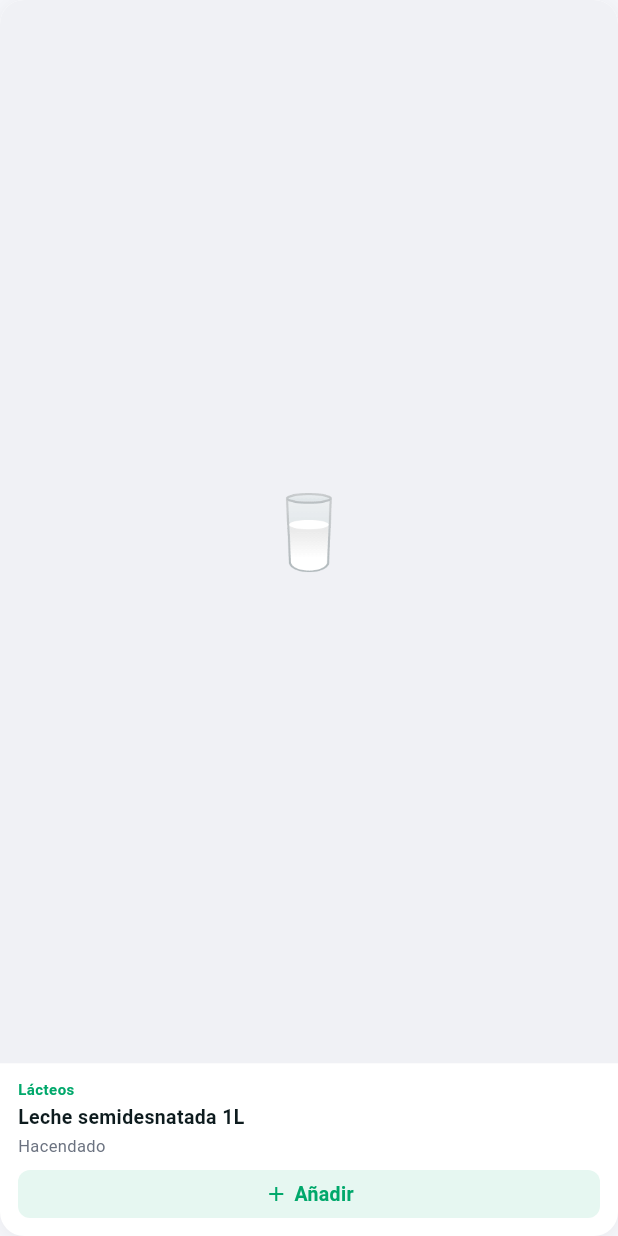
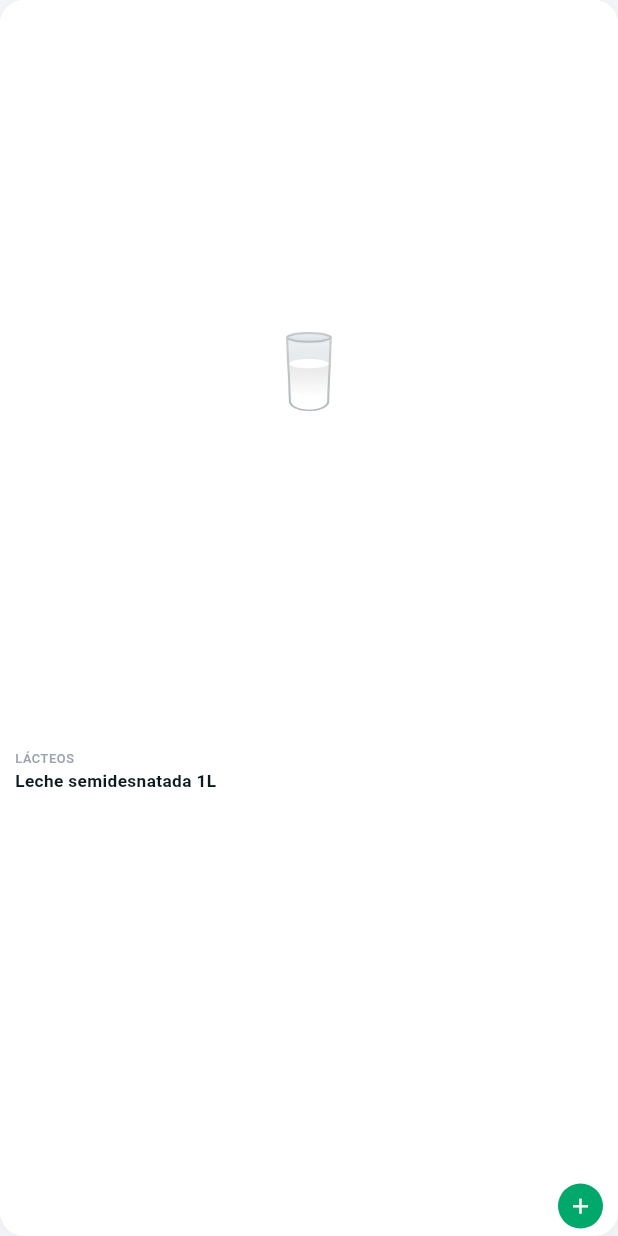
Before and after one commit to manueldelamorenablasco-dev/CestaIQ, a Flutter app: the _GridCard widget shown alone on an empty page, opened directly with sample values from the repository, on a phone screen of 412 x 824 dp. Run offline on Flutter 3.47's test engine with Material 3 defaults, Android fonts, the phone set to English and light mode, and no system bars; our stand-ins replace cached_network_image, cloud_firestore, firebase_analytics, firebase_auth, firebase_core, flutter_riverpod and 2 more; accounts and stored records are empty; generated files the repository leaves out were written again.

Commit message:
feat: rediseño cards de producto estilo app supermercado comercial
- Layout 60/40 (imagen/contenido) con Expanded flex para cualquier pantalla
- ProductImage: fondo blanco, zoom x1.2 para reducir márgenes blancos Mercadona,
  CDN medium subido a 300px, parámetro scale configurable, fix BoxFit ignorado
- GridCard → ConsumerWidget: muestra precio desde productPricesProvider
- Categoría en uppercase 8.5px gris, botón añadir círculo verde con precio en fila
- Litros en mayúscula (0.75 L) en el formato de la card
- Fix: ListTile dentro de Container en ProfileScreen → Material (evitaba render)
- Fix: Column mainAxisSize.min en SliverPersistentHeader → max (SliverGeometry assert)
- childAspectRatio grid: 0.78 → 0.70

Co-Authored-By: Claude Sonnet 4.6 <noreply@anthropic.com>

```diff
--- a/cestaiq/lib/screens/home/home_screen.dart
+++ b/cestaiq/lib/screens/home/home_screen.dart
@@ -215,7 +215,7 @@ class _HomeScreenState extends ConsumerState<HomeScreen> {
                       crossAxisCount: 2,
                       mainAxisSpacing: 12,
                       crossAxisSpacing: 12,
-                      childAspectRatio: 0.78,
+                      childAspectRatio: 0.70,
                     ),
                     delegate: SliverChildBuilderDelegate(
                       (context, i) {
@@ -335,7 +335,6 @@ class _SearchBarDelegate extends SliverPersistentHeaderDelegate {
             : const [],
       ),
       child: Column(
-        mainAxisSize: MainAxisSize.min,
         children: [
           Padding(
             padding: const EdgeInsets.fromLTRB(20, 8, 20, 8),
--- a/cestaiq/lib/screens/profile/profile_screen.dart
+++ b/cestaiq/lib/screens/profile/profile_screen.dart
@@ -290,11 +290,10 @@ class _Section extends StatelessWidget {
             ),
           ),
         ),
-        Container(
-          decoration: BoxDecoration(
-            color: AppColors.surface,
-            borderRadius: BorderRadius.circular(14),
-          ),
+        Material(
+          color: AppColors.surface,
+          borderRadius: BorderRadius.circular(14),
+          clipBehavior: Clip.antiAlias,
           child: Column(
             children: List.generate(children.length, (i) {
               if (i < children.length - 1) {
--- a/cestaiq/lib/widgets/product_card.dart
+++ b/cestaiq/lib/widgets/product_card.dart
@@ -1,6 +1,8 @@
 import 'package:flutter/material.dart';
+import 'package:flutter_riverpod/flutter_riverpod.dart';
 import '../core/theme/app_theme.dart';
 import '../data/models/product.dart';
+import '../providers/products_provider.dart';
 import 'product_image.dart';
 
 class ProductCard extends StatelessWidget {
@@ -26,7 +28,7 @@ class ProductCard extends StatelessWidget {
 
 // ── Tarjeta vertical (grid) ────────────────────────────────────────────────────
 
-class _GridCard extends StatelessWidget {
+class _GridCard extends ConsumerWidget {
   final Product product;
   final VoidCallback onTap;
   final VoidCallback onAdd;
@@ -34,7 +36,9 @@ class _GridCard extends StatelessWidget {
   const _GridCard({required this.product, required this.onTap, required this.onAdd});
 
   @override
-  Widget build(BuildContext context) {
+  Widget build(BuildContext context, WidgetRef ref) {
+    final pricesAsync = ref.watch(productPricesProvider(product.id));
+
     return GestureDetector(
       onTap: onTap,
       child: Container(
@@ -46,81 +50,105 @@ class _GridCard extends StatelessWidget {
         child: Column(
           crossAxisAlignment: CrossAxisAlignment.start,
           children: [
-            // Imagen
+            // Imagen — 60% de la altura de la card
             Expanded(
+              flex: 3,
               child: ProductImage(
                 imageUrl: product.imageUrl,
                 fallbackEmoji: product.imageEmoji,
-                fit: BoxFit.contain,
+                scale: 1.2,
                 borderRadius: const BorderRadius.vertical(top: Radius.circular(16)),
                 size: ProductImageSize.medium,
               ),
             ),
 
-            // Contenido
-            Padding(
-              padding: const EdgeInsets.fromLTRB(12, 10, 12, 4),
+            // Contenido — 40% restante
+            Expanded(
+              flex: 2,
+              child: Padding(
+                padding: const EdgeInsets.fromLTRB(10, 5, 10, 5),
                 child: Column(
                   crossAxisAlignment: CrossAxisAlignment.start,
+                  mainAxisAlignment: MainAxisAlignment.spaceBetween,
                   children: [
+                    // Texto: categoría + nombre + formato
+                    Column(
+                      crossAxisAlignment: CrossAxisAlignment.start,
+                      children: [
+                        if (product.category.isNotEmpty)
                           Text(
-                    product.category,
+                            product.category.toUpperCase(),
                             style: const TextStyle(
-                      fontSize: 10,
-                      fontWeight: FontWeight.w600,
-                      color: AppColors.primary,
-                      letterSpacing: 0.3,
+                              fontSize: 8.5,
+                              fontWeight: FontWeight.w500,
+                              color: AppColors.textTertiary,
+                              letterSpacing: 0.4,
                             ),
+                            maxLines: 1,
+                            overflow: TextOverflow.ellipsis,
                           ),
                         const SizedBox(height: 2),
                         Text(
                           product.name,
                           style: const TextStyle(
-                      fontSize: 13,
+                            fontSize: 11.5,
                             fontWeight: FontWeight.w600,
                             color: AppColors.textPrimary,
+                            height: 1.25,
                           ),
                           maxLines: 2,
                           overflow: TextOverflow.ellipsis,
                         ),
-                  const SizedBox(height: 2),
+                        if (product.format.isNotEmpty) ...[
+                          const SizedBox(height: 1),
                           Text(
-                    [product.brand, product.format].where((s) => s.isNotEmpty).join(' · '),
+                            product.format.replaceAll(' l', ' L'),
                             style: const TextStyle(
-                      fontSize: 11,
+                              fontSize: 10,
                               color: AppColors.textSecondary,
+                            ),
+                            maxLines: 1,
+                            overflow: TextOverflow.ellipsis,
+                          ),
+                        ],
+                      ],
+                    ),
+
+                    // Precio + botón añadir
+                    Row(
+                      crossAxisAlignment: CrossAxisAlignment.center,
+                      children: [
+                        Expanded(
+                          child: pricesAsync.when(
+                            loading: () => const SizedBox.shrink(),
+                            error: (_, __) => const SizedBox.shrink(),
+                            data: (prices) => prices.isEmpty
+                                ? const SizedBox.shrink()
+                                : Text(
+                                    '${prices.first.amount.toStringAsFixed(2)} €',
+                                    style: const TextStyle(
+                                      fontSize: 14,
+                                      fontWeight: FontWeight.w700,
+                                      color: AppColors.textPrimary,
+                                    ),
+                                  ),
+                          ),
+                        ),
+                        GestureDetector(
+                          onTap: onAdd,
+                          child: Container(
+                            width: 30,
+                            height: 30,
+                            decoration: const BoxDecoration(
+                              color: AppColors.primary,
+                              shape: BoxShape.circle,
+                            ),
+                            child: const Icon(Icons.add, size: 17, color: Colors.white),
                           ),
                         ),
                       ],
                     ),
-            ),
-
-            // Botón añadir
-            Padding(
-              padding: const EdgeInsets.fromLTRB(12, 4, 12, 12),
-              child: GestureDetector(
-                onTap: onAdd,
-                child: Container(
-                  height: 32,
-                  decoration: BoxDecoration(
-                    color: AppColors.primaryLight,
-                    borderRadius: BorderRadius.circular(8),
-                  ),
-                  child: const Row(
-                    mainAxisAlignment: MainAxisAlignment.center,
-                    children: [
-                      Icon(Icons.add, size: 16, color: AppColors.primary),
-                      SizedBox(width: 4),
-                      Text(
-                        'Añadir',
-                        style: TextStyle(
-                          fontSize: 13,
-                          fontWeight: FontWeight.w600,
-                          color: AppColors.primary,
-                        ),
-                      ),
                   ],
-                  ),
                 ),
               ),
             ),
@@ -158,13 +186,13 @@ class _HorizontalCard extends StatelessWidget {
               child: ProductImage(
                 imageUrl: product.imageUrl,
                 fallbackEmoji: product.imageEmoji,
-                fit: BoxFit.contain,
+                scale: 1.15,
                 borderRadius: const BorderRadius.vertical(top: Radius.circular(16)),
                 size: ProductImageSize.medium,
               ),
             ),
             Padding(
-              padding: const EdgeInsets.all(10),
+              padding: const EdgeInsets.fromLTRB(10, 8, 10, 10),
               child: Column(
                 crossAxisAlignment: CrossAxisAlignment.start,
                 children: [
--- a/cestaiq/lib/widgets/product_image.dart
+++ b/cestaiq/lib/widgets/product_image.dart
@@ -4,16 +4,13 @@ import '../core/theme/app_theme.dart';
 
 enum ProductImageSize { small, medium, large }
 
-/// Widget reutilizable para mostrar imágenes de producto con:
-/// - Skeleton animado mientras carga
-/// - Fallback emoji si la URL está vacía o falla
-/// - Optimización automática de tamaño para imgix (Mercadona CDN)
 class ProductImage extends StatelessWidget {
   final String imageUrl;
   final String fallbackEmoji;
   final BoxFit fit;
   final BorderRadius borderRadius;
   final ProductImageSize size;
+  final double scale;
 
   const ProductImage({
     super.key,
@@ -22,6 +19,7 @@ class ProductImage extends StatelessWidget {
     this.fit = BoxFit.contain,
     this.borderRadius = BorderRadius.zero,
     this.size = ProductImageSize.medium,
+    this.scale = 1.0,
   });
 
   @override
@@ -29,24 +27,27 @@ class ProductImage extends StatelessWidget {
     return ClipRRect(
       borderRadius: borderRadius,
       child: ColoredBox(
-        color: AppColors.surfaceVariant,
+        color: Colors.white,
         child: imageUrl.isEmpty
             ? _EmojiFallback(emoji: fallbackEmoji)
             : CachedNetworkImage(
                 imageUrl: _optimizedUrl(imageUrl, size),
-                // imageBuilder convierte la imagen en DecorationImage (decoración pura,
-                // no contenido), por lo que nunca afecta al layout ni provoca saltos.
-                imageBuilder: (_, imageProvider) => SizedBox.expand(
+                imageBuilder: (_, imageProvider) {
+                  final image = SizedBox.expand(
                     child: DecoratedBox(
                       decoration: BoxDecoration(
                         image: DecorationImage(
                           image: imageProvider,
-                        fit: BoxFit.contain,
+                          fit: fit,
                           alignment: Alignment.center,
                         ),
                       ),
                     ),
-                ),
+                  );
+                  return scale != 1.0
+                      ? Transform.scale(scale: scale, child: image)
+                      : image;
+                },
                 fadeInDuration: Duration.zero,
                 fadeOutDuration: Duration.zero,
                 placeholder: (_, __) => const _Skeleton(),
@@ -56,20 +57,18 @@ class ProductImage extends StatelessWidget {
     );
   }
 
-  /// Transforma URLs de imgix (Mercadona) para pedir el tamaño justo.
-  /// Deja intactas las URLs de otros dominios.
   static String _optimizedUrl(String url, ProductImageSize size) {
     final uri = Uri.tryParse(url);
     if (uri == null || !uri.host.contains('imgix.net')) return url;
     final px = switch (size) {
       ProductImageSize.small => '80',
-      ProductImageSize.medium => '120',
+      ProductImageSize.medium => '300',
       ProductImageSize.large => '600',
     };
     final params = Map<String, String>.from(uri.queryParameters)
       ..['w'] = px
       ..['h'] = px
-      ..['fit'] = 'crop';
+      ..['fit'] = 'fill';
     return uri.replace(queryParameters: params).toString();
   }
 }
```
Lines whose indentation alone changed are shown as unchanged.
